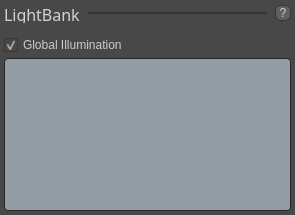
First picture: the form in resrc/lightList.ui, repository nicelifeBS/Modo_LightBank, before the edit.
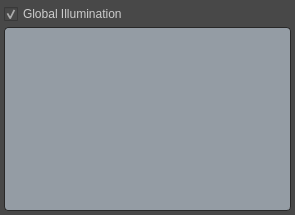
Second picture: the form after the edit. Icons and pictures are not drawn.

The edit to the form file:
```diff
--- a/resrc/lightList.ui
+++ b/resrc/lightList.ui
@@ -36,154 +36,6 @@
     <number>4</number>
    </property>
    <item row="0" column="0">
-    <layout class="QHBoxLayout" name="horizontalLayout">
-     <property name="spacing">
-      <number>8</number>
-     </property>
-     <item>
-      <widget class="QLabel" name="label">
-       <property name="sizePolicy">
-        <sizepolicy hsizetype="Fixed" vsizetype="Fixed">
-         <horstretch>0</horstretch>
-         <verstretch>0</verstretch>
-        </sizepolicy>
-       </property>
-       <property name="minimumSize">
-        <size>
-         <width>0</width>
-         <height>18</height>
-        </size>
-       </property>
-       <property name="maximumSize">
-        <size>
-         <width>16777215</width>
-         <height>16</height>
-        </size>
-       </property>
-       <property name="font">
-        <font>
-         <family>Geometr415 Md BT</family>
-         <pointsize>12</pointsize>
-         <weight>50</weight>
-         <bold>false</bold>
-         <underline>false</underline>
-        </font>
-       </property>
-       <property name="styleSheet">
-        <string notr="true">QLabel{
-background-color: none;
-color: lightgray;
-}</string>
-       </property>
-       <property name="text">
-        <string>LightBank</string>
-       </property>
-      </widget>
-     </item>
-     <item>
-      <widget class="Line" name="line">
-       <property name="sizePolicy">
-        <sizepolicy hsizetype="Expanding" vsizetype="Fixed">
-         <horstretch>0</horstretch>
-         <verstretch>0</verstretch>
-        </sizepolicy>
-       </property>
-       <property name="minimumSize">
-        <size>
-         <width>0</width>
-         <height>2</height>
-        </size>
-       </property>
-       <property name="maximumSize">
-        <size>
-         <width>16777215</width>
-         <height>2</height>
-        </size>
-       </property>
-       <property name="styleSheet">
-        <string notr="true">border: none;
-background-color: rgb(54, 54, 54);</string>
-       </property>
-       <property name="orientation">
-        <enum>Qt::Horizontal</enum>
-       </property>
-      </widget>
-     </item>
-     <item>
-      <widget class="QPushButton" name="aboutButton">
-       <property name="sizePolicy">
-        <sizepolicy hsizetype="Fixed" vsizetype="Fixed">
-         <horstretch>0</horstretch>
-         <verstretch>0</verstretch>
-        </sizepolicy>
-       </property>
-       <property name="minimumSize">
-        <size>
-         <width>16</width>
-         <height>16</height>
-        </size>
-       </property>
-       <property name="maximumSize">
-        <size>
-         <width>16</width>
-         <height>16</height>
-        </size>
-       </property>
-       <property name="focusPolicy">
-        <enum>Qt::NoFocus</enum>
-       </property>
-       <property name="styleSheet">
-        <string notr="true">QPushButton
-{
-  icon-size: 12px;
-  background-color: #606060;
-  border-width: 1px;
-  border-color: #353535;
-  border-style: solid;
-  border-radius: 6px;
-  padding: 1px;
-  padding-left: 1px;
-  padding-right: 1px;
-}
-
-QPushButton:pressed
-{
-  icon-size: 12px;
-  background-color: #f49c1c;
-  color: black;
-  border-width: 1px;
-  border-color: #353535;
-  border-style: solid;
-  border-radius: 6px;
-  padding: 1px;
-  padding-left: 1px;
-  padding-right: 1px;
-}</string>
-       </property>
-       <property name="text">
-        <string>?</string>
-       </property>
-      </widget>
-     </item>
-    </layout>
-   </item>
-   <item row="1" column="0">
-    <spacer name="verticalSpacer">
-     <property name="orientation">
-      <enum>Qt::Vertical</enum>
-     </property>
-     <property name="sizeType">
-      <enum>QSizePolicy::Fixed</enum>
-     </property>
-     <property name="sizeHint" stdset="0">
-      <size>
-       <width>20</width>
-       <height>10</height>
-      </size>
-     </property>
-    </spacer>
-   </item>
-   <item row="2" column="0">
     <layout class="QHBoxLayout" name="horizontalLayout_2">
      <item>
       <widget class="QCheckBox" name="giCheckBox">
@@ -271,7 +123,7 @@
      </item>
     </layout>
    </item>
-   <item row="3" column="0">
+   <item row="1" column="0">
     <widget class="QListWidget" name="lightList">
      <property name="focusPolicy">
       <enum>Qt::NoFocus</enum>
```
Left out of the diff: 4 changed lines with no effect on the pictures.
